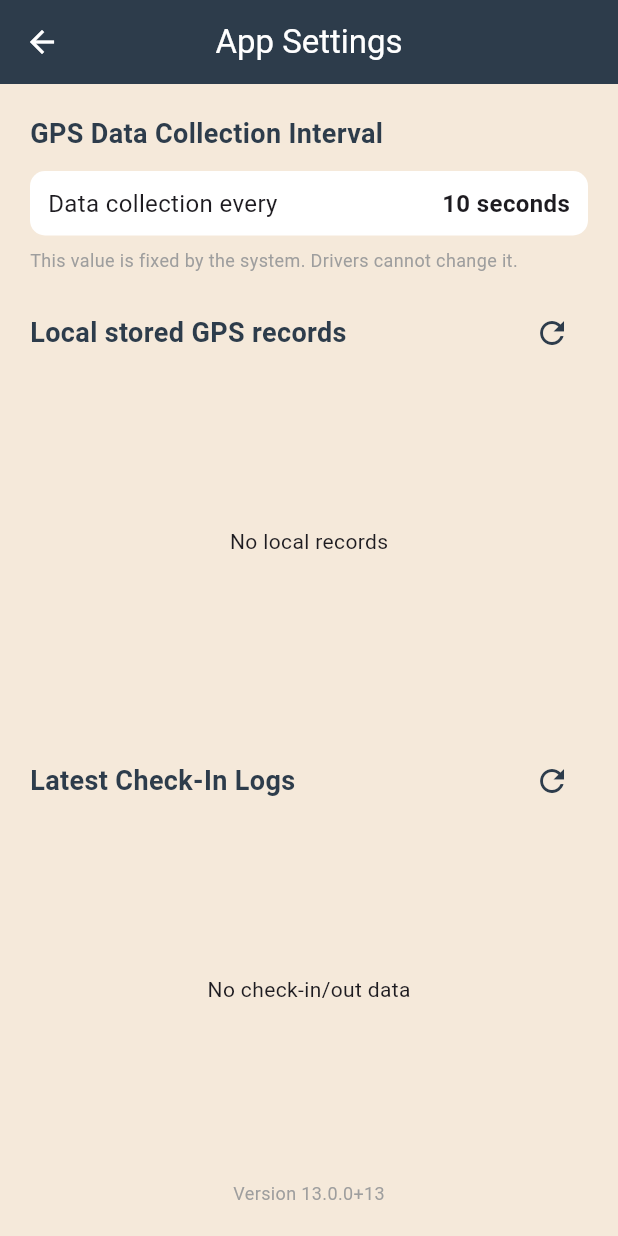
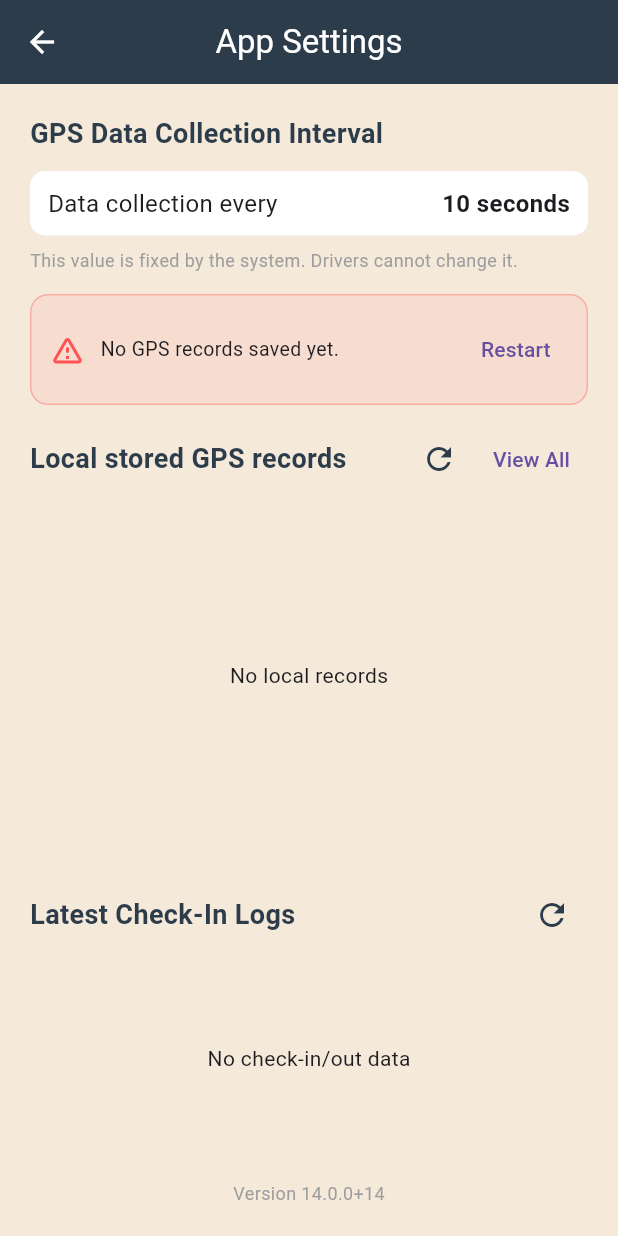
Before and after one commit to sagarsavaliya2106-sketch/TWS, a Flutter app: the SettingsScreen screen opened directly, after a tap on the "refresh" icon, on a phone screen of 412 x 824 dp. Run offline on Flutter 3.47's test engine with Material 3 defaults, Android fonts, the phone set to English and light mode, and no system bars; our stand-ins replace battery_plus, connectivity_plus, dio, flutter_riverpod, geolocator, package_info_plus and 2 more; accounts and stored records are empty.

Commit message:
lifetime sqf - enable restart button

```diff
--- a/lib/features/settings/settings_screen.dart
+++ b/lib/features/settings/settings_screen.dart
@@ -1,7 +1,11 @@
 import 'package:flutter/material.dart';
 import 'package:flutter_riverpod/flutter_riverpod.dart';
+import 'package:geolocator/geolocator.dart';
+
 import '../../service/providers/settings_provider.dart';
+import '../../service/tracking_health.dart';
 import '../../theme/colors.dart';
+import 'local_gps_records_screen.dart';
 
 class SettingsScreen extends ConsumerWidget {
   const SettingsScreen({super.key});
@@ -9,20 +13,19 @@ class SettingsScreen extends ConsumerWidget {
   @override
   Widget build(BuildContext context, WidgetRef ref) {
     final currentInterval = ref.watch(gpsIntervalProvider);
-    final trackingAsync = ref.watch(trackingLogsProvider);
+    final localDbAsync = ref.watch(localDbLogsProvider);
     final checkInOutAsync = ref.watch(checkInOutLogsProvider);
-    final localDbAsync = ref.watch(localDbLogsProvider);
     final versionAsync = ref.watch(appVersionProvider);
+
+    // ✅ watch health here (NOT inside onPressed)
+    final healthAsync = ref.watch(trackingHealthProvider);
 
     return Scaffold(
       appBar: AppBar(
-        title: const Text(
-          'App Settings',
-          style: TextStyle(color: Colors.white),
-        ),
+        title: const Text('App Settings', style: TextStyle(color: Colors.white)),
         backgroundColor: TWCColors.coffeeDark,
         centerTitle: true,
-        iconTheme: const IconThemeData(color: Colors.white), // ✅ makes back arrow white
+        iconTheme: const IconThemeData(color: Colors.white),
       ),
       backgroundColor: TWCColors.latteBg,
       body: Padding(
@@ -48,33 +51,81 @@ class SettingsScreen extends ConsumerWidget {
               child: Row(
                 mainAxisAlignment: MainAxisAlignment.spaceBetween,
                 children: [
-                  const Text(
-                    'Data collection every',
-                    style: TextStyle(fontSize: 16),
-                  ),
+                  const Text('Data collection every', style: TextStyle(fontSize: 16)),
                   Text(
                     '$currentInterval seconds',
-                    style: const TextStyle(
-                      fontSize: 16,
-                      fontWeight: FontWeight.w600,
-                    ),
+                    style: const TextStyle(fontSize: 16, fontWeight: FontWeight.w600),
                   ),
                 ],
               ),
             ),
             const SizedBox(height: 8),
-            Text(
+            const Text(
               'This value is fixed by the system. Drivers cannot change it.',
-              style: TextStyle(
-                fontSize: 12,
-                color: Colors.grey,
-              ),
+              style: TextStyle(fontSize: 12, color: Colors.grey),
             ),
 
-            // 🔹 Section 1 — Tracking Logs
-            const SizedBox(height: 16),
+            const SizedBox(height: 14),
 
-            // 🔹 Section 0 — Local SQLite Records
+            // ✅ Tracking stopped banner (shows automatically)
+            healthAsync.when(
+              data: (h) {
+                if (h.isOk) return const SizedBox.shrink();
+
+                return Container(
+                  margin: const EdgeInsets.only(bottom: 12),
+                  padding: const EdgeInsets.all(12),
+                  decoration: BoxDecoration(
+                    color: Colors.redAccent.withOpacity(0.08),
+                    borderRadius: BorderRadius.circular(12),
+                    border: Border.all(color: Colors.redAccent.withOpacity(0.35)),
+                  ),
+                  child: Row(
+                    children: [
+                      const Icon(Icons.warning_amber_rounded, color: Colors.redAccent),
+                      const SizedBox(width: 10),
+                      Expanded(
+                        child: Text(
+                          h.message,
+                          style: const TextStyle(fontSize: 13),
+                        ),
+                      ),
+                      TextButton(
+                        onPressed: () async {
+                          final serviceEnabled = await Geolocator.isLocationServiceEnabled();
+                          if (!serviceEnabled) {
+                            await Geolocator.openLocationSettings();
+                            ref.invalidate(trackingHealthProvider);
+                            return;
+                          }
+
+                          final perm = await Geolocator.checkPermission();
+                          if (perm == LocationPermission.denied) {
+                            await Geolocator.requestPermission();
+                            ref.invalidate(trackingHealthProvider);
+                            return;
+                          }
+                          if (perm == LocationPermission.deniedForever) {
+                            await Geolocator.openAppSettings();
+                            ref.invalidate(trackingHealthProvider);
+                            return;
+                          }
+
+                          // Tracking stalled case: refresh health + records
+                          ref.invalidate(localDbLogsProvider);
+                          ref.invalidate(trackingHealthProvider);
+                        },
+                        child: const Text('Restart'),
+                      ),
+                    ],
+                  ),
+                );
+              },
+              loading: () => const SizedBox.shrink(),
+              error: (_, __) => const SizedBox.shrink(),
+            ),
+
+            // 🔹 Local SQLite Records header
             Row(
               mainAxisAlignment: MainAxisAlignment.spaceBetween,
               children: [
@@ -86,36 +137,47 @@ class SettingsScreen extends ConsumerWidget {
                     color: TWCColors.coffeeDark,
                   ),
                 ),
-                IconButton(
-                  icon: const Icon(Icons.refresh),
-                  color: TWCColors.coffeeDark,
-                  onPressed: () => ref.invalidate(localDbLogsProvider),
+                Row(
+                  children: [
+                    IconButton(
+                      icon: const Icon(Icons.refresh),
+                      color: TWCColors.coffeeDark,
+                      onPressed: () => ref.invalidate(localDbLogsProvider),
+                    ),
+                    TextButton(
+                      onPressed: () {
+                        Navigator.push(
+                          context,
+                          MaterialPageRoute(builder: (_) => const LocalGpsRecordsScreen()),
+                        );
+                      },
+                      child: const Text('View All'),
+                    ),
+                  ],
                 ),
               ],
             ),
-            Expanded(
-              flex: 1,
+
+            // ✅ Small preview list (5 rows)
+            SizedBox(
+              height: 240,
               child: localDbAsync.when(
                 data: (list) {
                   if (list.isEmpty) {
                     return const Center(child: Text('No local records'));
                   }
+
+                  final preview = list.take(5).toList();
                   return ListView.separated(
-                    itemCount: list.length,
+                    itemCount: preview.length,
                     separatorBuilder: (_, __) =>
                     const Divider(height: 1, color: Colors.black12),
                     itemBuilder: (_, i) {
-                      final e = list[i];
+                      final e = preview[i];
                       final status = (e['status'] ?? 'pending') as String;
-                      Color statusColor;
-                      switch (status) {
-                        case 'sent':
-                          statusColor = Colors.green;
-                          break;
-                        case 'pending':
-                        default:
-                          statusColor = Colors.orange;
-                      }
+                      final statusColor =
+                      status == 'sent' ? Colors.green : Colors.orange;
+
                       return ListTile(
                         title: Text(e['timestamp'] ?? ''),
                         subtitle: Text(
@@ -136,14 +198,14 @@ class SettingsScreen extends ConsumerWidget {
                     },
                   );
                 },
-                loading: () =>
-                const Center(child: CircularProgressIndicator()),
+                loading: () => const Center(child: CircularProgressIndicator()),
                 error: (err, _) => Center(child: Text('Error: $err')),
               ),
             ),
-            const SizedBox(height: 20),
 
-            // 🔹 Section 2 — Check-In / Check-Out Logs
+            const SizedBox(height: 16),
+
+            // 🔹 Check-In / Check-Out Logs
             Row(
               mainAxisAlignment: MainAxisAlignment.spaceBetween,
               children: [
@@ -163,7 +225,6 @@ class SettingsScreen extends ConsumerWidget {
               ],
             ),
             Expanded(
-              flex: 1,
               child: checkInOutAsync.when(
                 data: (list) {
                   if (list.isEmpty) {
@@ -171,16 +232,20 @@ class SettingsScreen extends ConsumerWidget {
                   }
                   return ListView.separated(
                     itemCount: list.length,
-                    separatorBuilder: (_, __) => const Divider(height: 1, color: Colors.black12),
+                    separatorBuilder: (_, __) =>
+                    const Divider(height: 1, color: Colors.black12),
                     itemBuilder: (_, i) {
                       final e = list[i];
                       final wh = e['warehouse_name'] ?? e['store_name'] ?? '-';
                       final locType = e['location_type'] ?? '—';
                       final status = e['trip_status'] ?? '';
                       final time = e['timestamp'] ?? '';
+
                       return ListTile(
                         leading: Icon(
-                          status == 'in_progress' ? Icons.play_arrow_rounded : Icons.stop_circle_outlined,
+                          status == 'in_progress'
+                              ? Icons.play_arrow_rounded
+                              : Icons.stop_circle_outlined,
                           color: status == 'in_progress'
                               ? Colors.green
                               : Colors.redAccent,
@@ -199,13 +264,12 @@ class SettingsScreen extends ConsumerWidget {
                 error: (err, _) => Center(child: Text('Error: $err')),
               ),
             ),
-            const SizedBox(height: 12),
+
+            const SizedBox(height: 10),
             versionAsync.when(
               data: (v) => Center(
-                child: Text(
-                  'Version $v',
-                  style: const TextStyle(fontSize: 12, color: Colors.grey),
-                ),
+                child: Text('Version $v',
+                    style: const TextStyle(fontSize: 12, color: Colors.grey)),
               ),
               loading: () => const Center(
                 child: SizedBox(
@@ -216,7 +280,6 @@ class SettingsScreen extends ConsumerWidget {
               ),
               error: (_, __) => const SizedBox.shrink(),
             ),
-
           ],
         ),
       ),
--- a/lib/service/api_service.dart
+++ b/lib/service/api_service.dart
@@ -84,7 +84,7 @@ class ApiService {
     if (resp.statusCode == 200 && resp.data is Map) {
       final result = (resp.data as Map)['result'];
       if (result is Map) {
-        return Map<String, dynamic>.from(result as Map);
+        return Map<String, dynamic>.from(result);
       }
     }
     throw Exception('Failed to toggle duty');
--- a/lib/service/local_db_service.dart
+++ b/lib/service/local_db_service.dart
@@ -124,4 +124,15 @@ class LocalDbService {
     );
     return count;
   }
+
+  static Future<Map<String, dynamic>?> getLatestRecord() async {
+    final db = await _ensureDb();
+    final rows = await db.query(
+      'location_records',
+      orderBy: 'timestamp DESC',
+      limit: 1,
+    );
+    if (rows.isEmpty) return null;
+    return rows.first;
+  }
 }
--- /dev/null
+++ b/lib/service/tracking_health.dart
@@ -0,0 +1,79 @@
+import 'package:flutter_riverpod/flutter_riverpod.dart';
+import 'package:geolocator/geolocator.dart';
+import 'package:untitled/service/providers/settings_provider.dart';
+
+import 'local_db_service.dart';
+
+class TrackingHealth {
+  final bool isOk;
+  final String message;
+  final DateTime? lastSavedAt;
+
+  TrackingHealth({required this.isOk, required this.message, this.lastSavedAt});
+}
+
+final trackingHealthProvider = StreamProvider<TrackingHealth>((ref) async* {
+  final interval = ref.watch(gpsIntervalProvider);
+  final threshold = Duration(seconds: interval * 6);
+
+  while (true) {
+    final serviceEnabled = await Geolocator.isLocationServiceEnabled();
+    if (!serviceEnabled) {
+      yield TrackingHealth(
+        isOk: false,
+        message: "Location is OFF. Turn ON location to continue tracking.",
+      );
+      await Future.delayed(const Duration(seconds: 3));
+      continue;
+    }
+
+    final perm = await Geolocator.checkPermission();
+    if (perm == LocationPermission.denied || perm == LocationPermission.deniedForever) {
+      yield TrackingHealth(
+        isOk: false,
+        message: "Location permission is denied. Please allow permission.",
+      );
+      await Future.delayed(const Duration(seconds: 3));
+      continue;
+    }
+
+    final latest = await LocalDbService.getLatestRecord();
+    final last = _tryParseTimestamp(latest?['timestamp']?.toString());
+
+    if (last == null) {
+      yield TrackingHealth(isOk: false, message: "No GPS records saved yet.");
+    } else {
+      final diff = DateTime.now().difference(last);
+      if (diff > threshold) {
+        yield TrackingHealth(
+          isOk: false,
+          message: "GPS tracking looks stopped. Last saved ${diff.inSeconds}s ago.",
+          lastSavedAt: last,
+        );
+      } else {
+        yield TrackingHealth(isOk: true, message: "GPS tracking is running.", lastSavedAt: last);
+      }
+    }
+
+    await Future.delayed(const Duration(seconds: 5));
+  }
+});
+
+// reuse the same parser you already used earlier
+DateTime? _tryParseTimestamp(String? s) {
+  if (s == null || s.trim().isEmpty) return null;
+  final direct = DateTime.tryParse(s);
+  if (direct != null) return direct;
+  final m = RegExp(r'^(\d{4})-(\d{2})-(\d{2})[ T](\d{2}):(\d{2}):(\d{2})').firstMatch(s);
+  if (m != null) {
+    return DateTime(
+      int.parse(m.group(1)!),
+      int.parse(m.group(2)!),
+      int.parse(m.group(3)!),
+      int.parse(m.group(4)!),
+      int.parse(m.group(5)!),
+      int.parse(m.group(6)!),
+    );
+  }
+  return null;
+}
--- a/pubspec.yaml
+++ b/pubspec.yaml
@@ -2,7 +2,7 @@ name: untitled
 description: "A new Flutter project."
 publish_to: 'none' # Remove this line if you wish to publish to pub.dev
 
-version: 13.0.0+13
+version: 14.0.0+14
 
 environment:
   sdk: ^3.8.1
```
Also changed, not shown: lib/features/settings/local_gps_records_screen.dart (added, +356 -0 lines), lib/service/network_monitor.dart (+33 -5 lines), lib/service/providers/location_provider.dart (+35 -11 lines), 3 other files.
